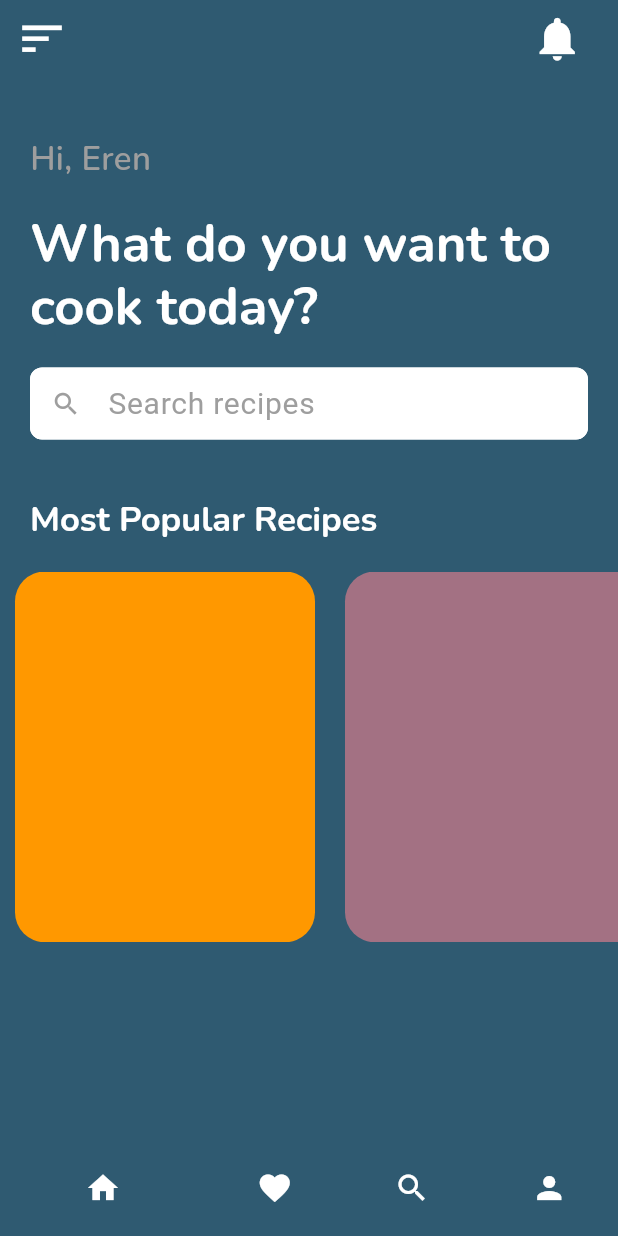
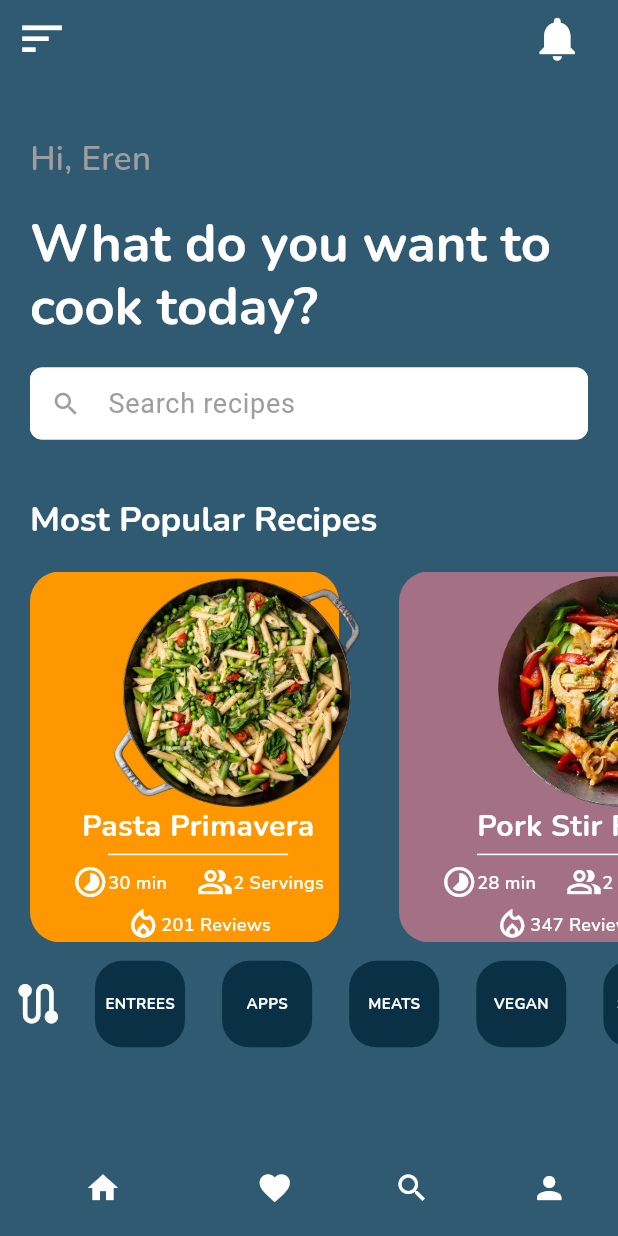
Before and after one commit to yamisagi/recipe_app, a Flutter app: the screen it shows after launch, on a phone screen of 412 x 824 dp. Run offline on Flutter 3.47's test engine with Material 2 defaults, Android fonts, the phone set to English and light mode, and no system bars; our stand-ins replace google_fonts.

Commit message:
finished home_page

```diff
--- a/lib/model/recipe_model.dart
+++ b/lib/model/recipe_model.dart
@@ -8,8 +8,12 @@ class RecipeModel {
   final String foodCalories;
   final String foodReviews;
   final Color cardColor;
+  final String foodTime;
+  final String foodServing;
 
   RecipeModel({
+    required this.foodServing,
+    required this.foodTime,
     required this.cardColor,
     required this.foodName,
     required this.foodImage,
--- a/lib/pages/home_page.dart
+++ b/lib/pages/home_page.dart
@@ -1,11 +1,12 @@
 import 'package:flutter/material.dart';
-import 'package:google_fonts/google_fonts.dart';
 import 'package:recipe_ui/constants/consts.dart';
 import 'package:recipe_ui/product/dummy_data.dart';
-import 'package:recipe_ui/product/product_appbar.dart';
+import 'package:recipe_ui/product/home_page/app_bar/product_appbar.dart';
+import 'package:recipe_ui/product/cards/product_card.dart';
 import 'package:recipe_ui/product/searchbar.dart';
 
-import '../product/bottom_bar.dart';
+import '../product/home_page/app_bar/bottom_bar.dart';
+import '../product/home_page/rows/category_row.dart';
 
 class HomePage extends StatelessWidget {
   const HomePage({super.key});
@@ -16,34 +17,22 @@ class HomePage extends StatelessWidget {
       bottomNavigationBar: const BottomBar(),
       backgroundColor: Constants.scaffoldColor,
       appBar: const ProductAppBar(),
-      body: Column(
+      body: SingleChildScrollView(
+        physics: const NeverScrollableScrollPhysics(),
+        child: SizedBox(
+          height: MediaQuery.of(context).size.height,
+          child: Column(
             crossAxisAlignment: CrossAxisAlignment.start,
             children: [
               DummyData.dummyText1,
               DummyData.dummyText2,
               const SearchBar(),
               DummyData.dummyText3,
-          Container(
-            height: MediaQuery.of(context).size.height * 0.3,
-            color: Colors.transparent,
-            child: ListView.builder(
-              shrinkWrap: true,
-              scrollDirection: Axis.horizontal,
-              itemCount: DummyData.items.length,
-              itemBuilder: ((context, index) {
-                return Container(
-                  width: 200,
-                  height: 400,
-                  margin: const EdgeInsets.symmetric(horizontal: 10),
-                  decoration: BoxDecoration(
-                    color: DummyData.items[index].cardColor,
-                    borderRadius: BorderRadius.circular(20),
-                  ),
-                );
-              }),
+              const ProductCard(),
+              const CategoriesRow(),
+            ],
           ),
         ),
-        ],
       ),
     );
   }
--- /dev/null
+++ b/lib/product/cards/product_card.dart
@@ -0,0 +1,53 @@
+import 'package:flutter/material.dart';
+import 'package:recipe_ui/product/dummy_data.dart';
+import 'package:recipe_ui/product/home_page/rows/positioned_row.dart';
+
+class ProductCard extends StatelessWidget {
+  const ProductCard({
+    Key? key,
+  }) : super(key: key);
+
+  @override
+  Widget build(BuildContext context) {
+    return Container(
+      height: MediaQuery.of(context).size.height * 0.3,
+      color: Colors.transparent,
+      child: ListView.builder(
+        physics: const BouncingScrollPhysics(),
+        shrinkWrap: true,
+        scrollDirection: Axis.horizontal,
+        itemCount: DummyData.items.length,
+        itemBuilder: ((context, index) {
+          return SizedBox(
+            height: MediaQuery.of(context).size.height * 0.5,
+            child: Stack(
+              clipBehavior: Clip.antiAlias,
+              children: [
+                Container(
+                  width: MediaQuery.of(context).size.width * 0.5,
+                  margin: const EdgeInsets.symmetric(horizontal: 20),
+                  decoration: BoxDecoration(
+                    color: DummyData.items[index].cardColor,
+                    borderRadius: BorderRadius.circular(20),
+                  ),
+                ),
+                Positioned(
+                  top: 0,
+                  left: 75,
+                  child: SizedBox(
+                    height: 160,
+                    child: Image.asset(
+                      DummyData.items[index].foodImage,
+                      fit: BoxFit.contain,
+                    ),
+                  ),
+                ),
+                PositionedRow(index: index),
+              ],
+            ),
+          );
+        }),
+      ),
+    );
+  }
+}
--- a/lib/product/dummy_data.dart
+++ b/lib/product/dummy_data.dart
@@ -41,24 +41,36 @@ class DummyData {
     ),
   );
 
+  static final List<String> dummyCategories = [
+    'ENTREES',
+    'APPS',
+    'MEATS',
+    'VEGAN',
+    'SALADS',
+  ];
+
   static final List<RecipeModel> items = [
     RecipeModel(
+      foodServing: '2 Servings',
+      foodTime: '30 min',
       cardColor: Colors.orange.shade500,
       foodName: 'Pasta Primavera',
       foodImage: 'assets/pasta_primavera.png',
       foodDescription: 'Null',
       foodIngredients: 'Null',
       foodCalories: 'Null',
-      foodReviews: 'Null',
+      foodReviews: '201 Reviews',
     ),
     RecipeModel(
+      foodServing: '2 Servings',
+      foodTime: '28 min',
       cardColor: const Color.fromARGB(255, 163, 113, 131),
       foodName: 'Pork Stir Fry',
       foodImage: 'assets/pork_stir_fry.png',
       foodDescription: 'Null',
       foodIngredients: 'Null',
       foodCalories: 'Null',
-      foodReviews: 'Null',
+      foodReviews: '347 Reviews',
     )
   ];
 }
--- /dev/null
+++ b/lib/product/home_page/rows/category_row.dart
@@ -0,0 +1,60 @@
+import 'package:flutter/material.dart';
+import 'package:google_fonts/google_fonts.dart';
+import 'package:recipe_ui/product/dummy_data.dart';
+
+class CategoriesRow extends StatelessWidget {
+  const CategoriesRow({
+    Key? key,
+  }) : super(key: key);
+
+  @override
+  Widget build(BuildContext context) {
+    return SizedBox(
+      height: MediaQuery.of(context).size.height * 0.1,
+      child: SingleChildScrollView(
+        physics: const BouncingScrollPhysics(),
+        scrollDirection: Axis.horizontal,
+        child: Row(
+          children: [
+            IconButton(
+              onPressed: () {},
+              icon: const Icon(
+                Icons.route,
+                color: Colors.white,
+                size: 35,
+              ),
+            ),
+            ListView.builder(
+              shrinkWrap: true,
+              scrollDirection: Axis.horizontal,
+              itemCount: DummyData.dummyCategories.length,
+              itemBuilder: ((context, index) {
+                return Container(
+                  margin: EdgeInsets.symmetric(
+                    vertical: MediaQuery.of(context).size.height * 0.015,
+                    horizontal: MediaQuery.of(context).size.width * 0.03,
+                  ),
+                  width: 60,
+                  height: 100,
+                  decoration: BoxDecoration(
+                    color: const Color.fromARGB(255, 10, 48, 69),
+                    borderRadius: BorderRadius.circular(18),
+                  ),
+                  child: Center(
+                      child: Text(
+                    DummyData.dummyCategories[index],
+                    style: GoogleFonts.nunito(
+                      color: Colors.white,
+                      fontSize: 10,
+                      fontWeight: FontWeight.bold,
+                    ),
+                  )),
+                );
+              }),
+            )
+          ],
+        ),
+      ),
+    );
+  }
+}
--- /dev/null
+++ b/lib/product/home_page/rows/icon_row.dart
@@ -0,0 +1,38 @@
+import 'package:flutter/material.dart';
+import 'package:google_fonts/google_fonts.dart';
+
+class IconRows extends StatelessWidget {
+  final int index;
+  final String text;
+  final IconData icon;
+
+  const IconRows({
+    Key? key,
+    required this.index,
+    required this.text,
+    required this.icon,
+  }) : super(key: key);
+
+  @override
+  Widget build(BuildContext context) {
+    return Padding(
+      padding: const EdgeInsets.symmetric(vertical: 2, horizontal: 5),
+      child: Row(
+        children: [
+          Icon(
+            icon,
+            color: Colors.white,
+          ),
+          Text(
+            text,
+            style: GoogleFonts.nunito(
+              color: Colors.white,
+              fontSize: 12,
+              fontWeight: FontWeight.w600,
+            ),
+          ),
+        ],
+      ),
+    );
+  }
+}
--- /dev/null
+++ b/lib/product/home_page/rows/positioned_row.dart
@@ -0,0 +1,64 @@
+import 'package:flutter/material.dart';
+import 'package:google_fonts/google_fonts.dart';
+import 'package:recipe_ui/product/dummy_data.dart';
+import 'package:recipe_ui/product/home_page/rows/icon_row.dart';
+
+class PositionedRow extends StatelessWidget {
+  final int index;
+  const PositionedRow({
+    Key? key,
+    required this.index,
+  }) : super(key: key);
+
+  @override
+  Widget build(BuildContext context) {
+    return Positioned(
+      top: 150,
+      right: 25,
+      child: Column(
+        children: [
+          Padding(
+            padding: const EdgeInsets.only(top: 5),
+            child: Text(
+              DummyData.items[index].foodName,
+              style: GoogleFonts.nunito(
+                color: Colors.white,
+                fontSize: 20,
+                fontWeight: FontWeight.bold,
+              ),
+            ),
+          ),
+          Container(
+            margin: EdgeInsets.symmetric(
+              vertical: MediaQuery.of(context).size.height * 0.005,
+            ),
+            height: 1,
+            width: 120,
+            color: Colors.white,
+          ),
+          Row(
+            children: [
+              IconRows(
+                  index: index,
+                  text: DummyData.items[index].foodTime,
+                  icon: Icons.timelapse_sharp),
+              const SizedBox(
+                width: 10,
+              ),
+              IconRows(
+                index: index,
+                text: DummyData.items[index].foodServing,
+                icon: Icons.people_alt_outlined,
+              ),
+            ],
+          ),
+          IconRows(
+            index: index,
+            text: DummyData.items[index].foodReviews,
+            icon: Icons.local_fire_department_outlined,
+          )
+        ],
+      ),
+    );
+  }
+}
--- a/lib/product/searchbar.dart
+++ b/lib/product/searchbar.dart
@@ -15,7 +15,7 @@ class SearchBar extends StatelessWidget {
           hintText: 'Search recipes',
           hintStyle: TextStyle(
             color: Colors.grey,
-            fontSize: 20,
+            fontSize: 18,
           ),
           prefixIcon: Icon(
             Icons.search,
```
Also changed, not shown: assets/pasta_primavera.png, assets/pork_stir_fry.png, lib/product/home_page/app_bar/bottom_bar.dart (renamed from lib/product/bottom_bar.dart), lib/product/home_page/app_bar/product_appbar.dart (renamed from lib/product/product_appbar.dart). Lines whose indentation alone changed are shown as unchanged.
